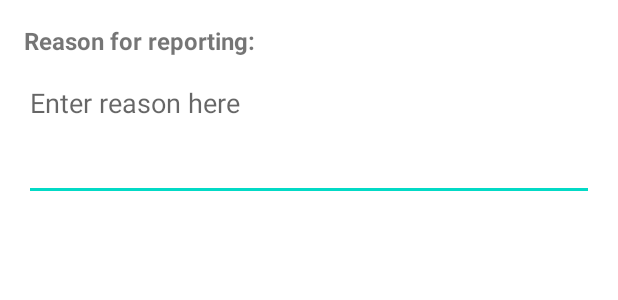
After one commit to SarkisChohmalian/MathHub, an Android app: the layout report_dialog.xml on its own in the app's theme, with its tools: preview values and no code run, on a phone screen of 412 x 824 dp. The commit adds this screen. Shown: the top 300 px of the screen. Run offline under Robolectric (Android 15) with nearby library versions, the phone set to English and light mode, and no system bars.

Commit message:
reports are saved in firebase.

```diff
--- /dev/null
+++ b/app/src/main/res/layout/report_dialog.xml
@@ -0,0 +1,25 @@
+<?xml version="1.0" encoding="utf-8"?>
+<LinearLayout xmlns:android="http://schemas.android.com/apk/res/android"
+    android:layout_width="match_parent"
+    android:layout_height="wrap_content"
+    android:orientation="vertical"
+    android:padding="16dp">
+
+    <TextView
+        android:layout_width="wrap_content"
+        android:layout_height="wrap_content"
+        android:text="Reason for reporting:"
+        android:textSize="16sp"
+        android:textStyle="bold" />
+
+    <EditText
+        android:id="@+id/editTextReportReason"
+        android:layout_width="match_parent"
+        android:layout_height="wrap_content"
+        android:hint="Enter reason here"
+        android:inputType="textMultiLine"
+        android:minLines="3"
+        android:gravity="top"
+        android:layout_marginTop="8dp" />
+
+</LinearLayout>
```
Also changed, not shown: app/src/main/java/com/example/mathhub/CreatePostFragment.java (+10 -13 lines), app/src/main/java/com/example/mathhub/HomeFragment.java (+42 -1 lines), app/src/main/java/com/example/mathhub/Report.java (added, +39 -0 lines).
